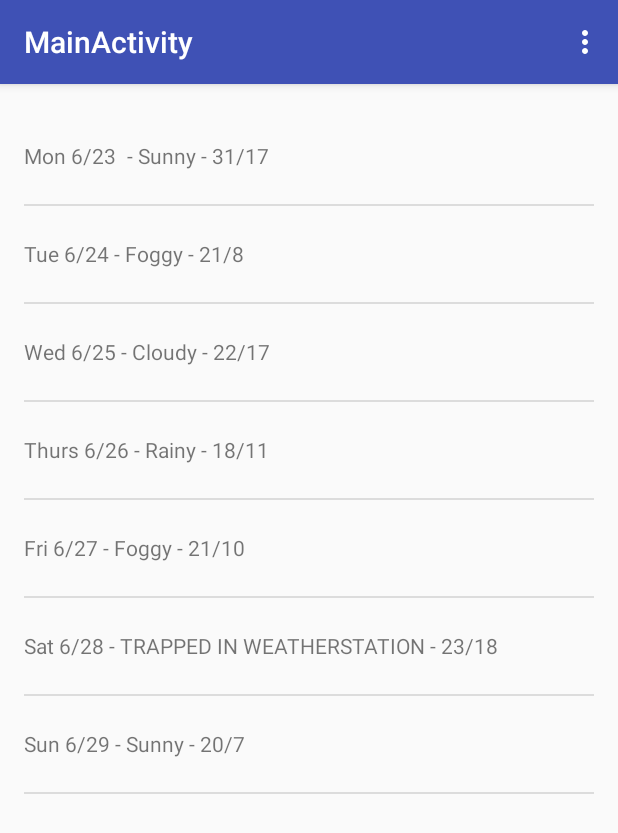
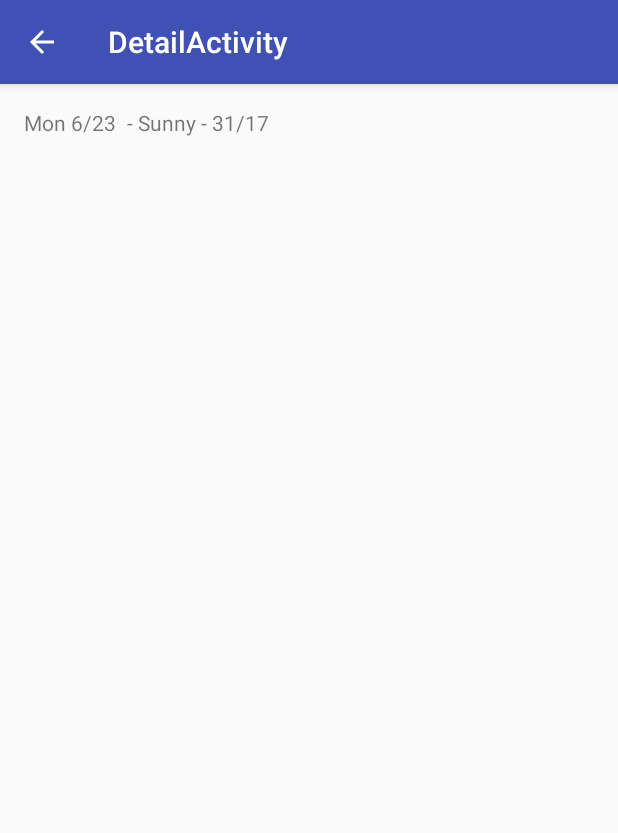
Before and after one commit to talhakosen/AndroidSunshine, an Android app: the screen it shows after launch (MainActivity before the commit, DetailActivity after it), after a tap on an icon or button, on a phone screen of 412 x 824 dp. Shown: the top 833 px of the screen. Run offline under Robolectric (Android 15) with nearby library versions, the phone set to English and light mode, and no system bars.

Commit message:
3.0.5 transfer data between activity

```diff
--- a/SunShine/app/src/main/java/tctkosen/com/androidsunshineapp/DetailActivity.java
+++ b/SunShine/app/src/main/java/tctkosen/com/androidsunshineapp/DetailActivity.java
@@ -1,11 +1,10 @@
 package tctkosen.com.androidsunshineapp;
 
+import android.content.Intent;
 import android.os.Bundle;
-import android.support.design.widget.FloatingActionButton;
-import android.support.design.widget.Snackbar;
 import android.support.v7.app.AppCompatActivity;
 import android.support.v7.widget.Toolbar;
-import android.view.View;
+import android.widget.TextView;
 
 public class DetailActivity extends AppCompatActivity {
 
@@ -15,16 +14,12 @@ public class DetailActivity extends AppCompatActivity {
         setContentView(R.layout.activity_detail);
         Toolbar toolbar = (Toolbar) findViewById(R.id.toolbar);
         setSupportActionBar(toolbar);
+        getSupportActionBar().setDisplayHomeAsUpEnabled(true);
 
-        FloatingActionButton fab = (FloatingActionButton) findViewById(R.id.fab);
-        fab.setOnClickListener(new View.OnClickListener() {
-            @Override
-            public void onClick(View view) {
-                Snackbar.make(view, "Replace with your own action", Snackbar.LENGTH_LONG)
-                        .setAction("Action", null).show();
-            }
-        });
-        getSupportActionBar().setDisplayHomeAsUpEnabled(true);
+
+        String forecast =getIntent().getExtras().get(Intent.EXTRA_TEXT).toString();
+        TextView detailText = (TextView)findViewById(R.id.txt_detail);
+        detailText.setText(forecast);
     }
 
 }
--- a/SunShine/app/src/main/java/tctkosen/com/androidsunshineapp/MainActivityFragment.java
+++ b/SunShine/app/src/main/java/tctkosen/com/androidsunshineapp/MainActivityFragment.java
@@ -1,5 +1,6 @@
 package tctkosen.com.androidsunshineapp;
 
+import android.content.Intent;
 import android.net.Uri;
 import android.os.AsyncTask;
 import android.os.Bundle;
@@ -16,7 +17,6 @@ import android.view.ViewGroup;
 import android.widget.AdapterView;
 import android.widget.ArrayAdapter;
 import android.widget.ListView;
-import android.widget.Toast;
 
 import org.json.JSONArray;
 import org.json.JSONException;
@@ -77,11 +77,13 @@ public class MainActivityFragment extends Fragment {
         listView.setAdapter(mForecastAdapter);
 
         listView.setOnItemClickListener(new AdapterView.OnItemClickListener() {
-
             @Override
             public void onItemClick(AdapterView<?> adapterView, View view, int position, long l) {
                 String forecast = mForecastAdapter.getItem(position);
-                Toast.makeText(getActivity(), forecast, Toast.LENGTH_SHORT).show();
+
+                Intent intent = new Intent(getActivity(),DetailActivity.class);
+                intent.putExtra(Intent.EXTRA_TEXT,forecast);
+                getActivity().startActivity(intent);
             }
         });
 
--- a/SunShine/app/src/main/res/layout/content_detail.xml
+++ b/SunShine/app/src/main/res/layout/content_detail.xml
@@ -1,5 +1,5 @@
 <?xml version="1.0" encoding="utf-8"?>
-<RelativeLayout xmlns:android="http://schemas.android.com/apk/res/android"
+<FrameLayout xmlns:android="http://schemas.android.com/apk/res/android"
     xmlns:app="http://schemas.android.com/apk/res-auto"
     xmlns:tools="http://schemas.android.com/tools"
     android:layout_width="match_parent"
@@ -12,4 +12,8 @@
     tools:context="tctkosen.com.androidsunshineapp.DetailActivity"
     tools:showIn="@layout/activity_detail">
 
-</RelativeLayout>
+    <TextView
+        android:id="@+id/txt_detail"
+        android:layout_width="wrap_content"
+        android:layout_height="wrap_content" />
+</FrameLayout>
```
Also changed, not shown: SunShine/app/src/main/res/layout/activity_detail.xml (+0 -7 lines), SunShine/app/src/main/res/layout/activity_my_browser.xml (deleted, +0 -12 lines).
